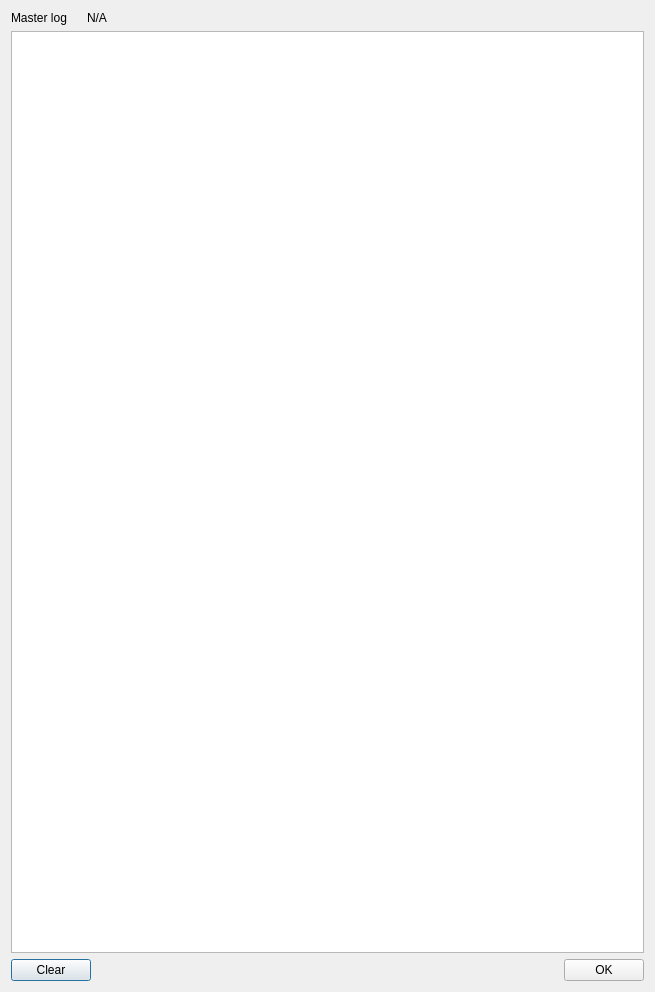
Above: rockit_autoreconstruction_ui/ui/display_master_log.ui from ornlneutronimaging/rockit_autoreconstruction_ui before the change. Below: the same form after it.
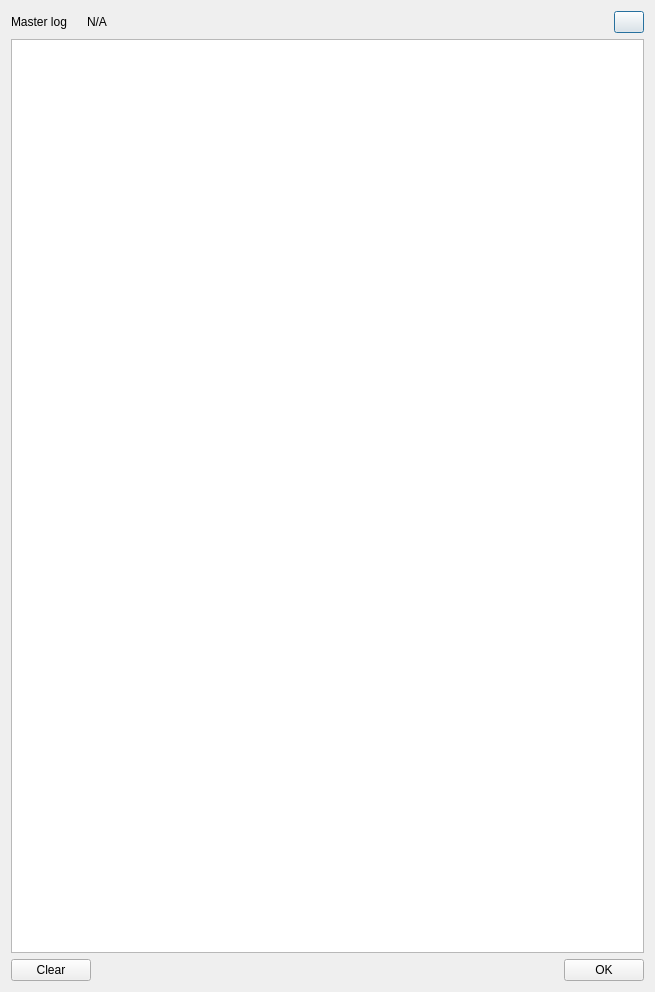
That is the form after the change.

Commit message: Added a refresh button. this refs #11

```diff
--- a/rockit_autoreconstruction_ui/ui/display_master_log.ui
+++ b/rockit_autoreconstruction_ui/ui/display_master_log.ui
@@ -36,6 +36,19 @@
        </property>
       </widget>
      </item>
+     <item>
+      <widget class="QPushButton" name="refresh_pushButton">
+       <property name="maximumSize">
+        <size>
+         <width>30</width>
+         <height>30</height>
+        </size>
+       </property>
+       <property name="text">
+        <string/>
+       </property>
+      </widget>
+     </item>
     </layout>
    </item>
    <item>
```
Left out of the diff: 17 changed lines with no effect on the pictures. The commit also changes 3 other files.
